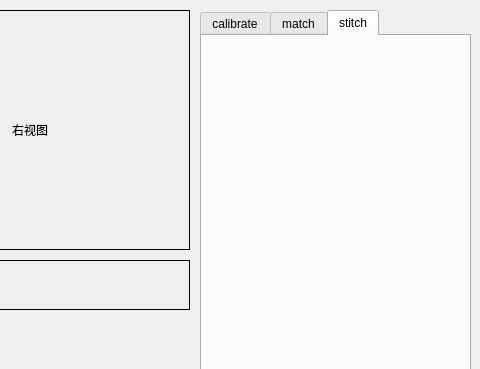
First picture: the form in dialog.ui, repository weinaike/calib_joy, before the edit; both pictures show x 470 to 950 and y 0 to 369 of the 950 by 570 pixel window.
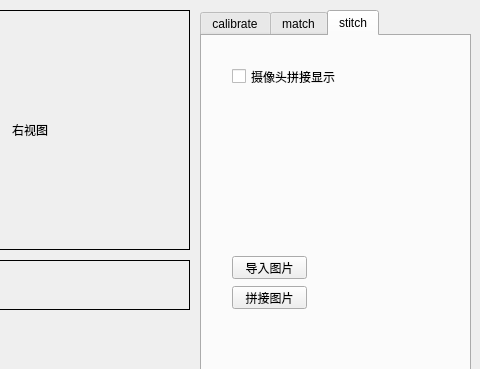
Second picture: the form after the edit. The open tabs and pages were chosen to show the change.

Patch:
```diff
--- a/dialog.ui
+++ b/dialog.ui
@@ -1202,6 +1202,45 @@
     <attribute name="title">
      <string>stitch</string>
     </attribute>
+    <widget class="QCheckBox" name="checkBox_stitch">
+     <property name="geometry">
+      <rect>
+       <x>30</x>
+       <y>30</y>
+       <width>131</width>
+       <height>21</height>
+      </rect>
+     </property>
+     <property name="text">
+      <string>摄像头拼接显示</string>
+     </property>
+    </widget>
+    <widget class="QPushButton" name="pushButton">
+     <property name="geometry">
+      <rect>
+       <x>30</x>
+       <y>220</y>
+       <width>75</width>
+       <height>23</height>
+      </rect>
+     </property>
+     <property name="text">
+      <string>导入图片</string>
+     </property>
+    </widget>
+    <widget class="QPushButton" name="pushButton_2">
+     <property name="geometry">
+      <rect>
+       <x>30</x>
+       <y>250</y>
+       <width>75</width>
+       <height>23</height>
+      </rect>
+     </property>
+     <property name="text">
+      <string>拼接图片</string>
+     </property>
+    </widget>
    </widget>
   </widget>
   <widget class="QLabel" name="label_left_info">
```
Left out of the diff: 6 changed lines with no effect on the pictures.
